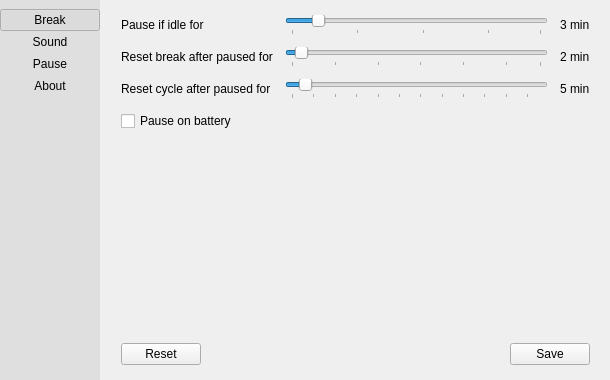
Qt form src/pref-window.ui (AllanChain/sane-break) before a commit.
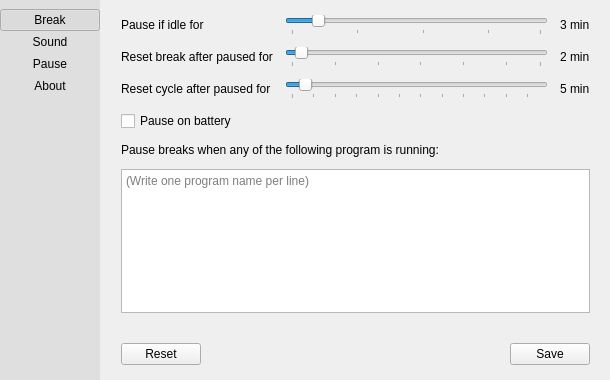
The same form after that commit. The open tabs and pages were chosen to show the change. Icons and pictures are not drawn. Custom widgets are drawn as their Qt base class.

Commit message:
pause when specific programs are running
Closes #9

```diff
--- a/src/pref-window.ui
+++ b/src/pref-window.ui
@@ -714,17 +714,18 @@
           </widget>
          </item>
          <item>
-          <spacer name="verticalSpacer_3">
-           <property name="orientation">
-            <enum>Qt::Orientation::Vertical</enum>
+          <widget class="QLabel" name="label_12">
+           <property name="text">
+            <string>Pause breaks when any of the following program is running:</string>
            </property>
-           <property name="sizeHint" stdset="0">
-            <size>
-             <width>20</width>
-             <height>40</height>
-            </size>
+          </widget>
+         </item>
+         <item>
+          <widget class="QPlainTextEdit" name="programList">
+           <property name="placeholderText">
+            <string>(Write one program name per line)</string>
            </property>
-          </spacer>
+          </widget>
          </item>
         </layout>
        </widget>
```
Left out of the diff: 4 changed lines with no effect on the pictures. The commit also changes 7 other files.
